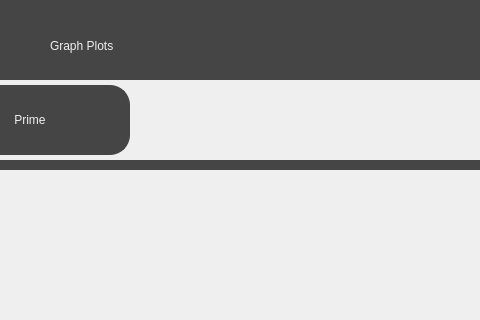
jackm245/Riemann-Hypothesis, file src/ui/investigation_screens/polar_graph.ui: the form before one commit; both pictures show x 500 to 980 and y 0 to 320 of the 1340 by 720 pixel window.
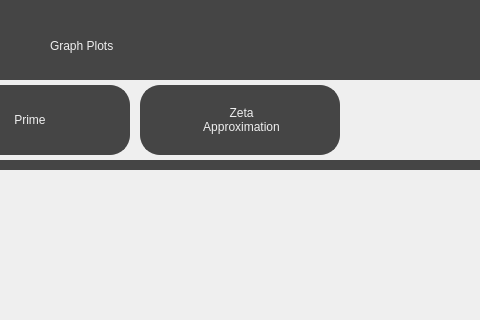
The form after the commit.

```diff
--- a/src/ui/investigation_screens/polar_graph.ui
+++ b/src/ui/investigation_screens/polar_graph.ui
@@ -128,6 +128,49 @@
       <string>Prime</string>
      </property>
     </widget>
+    <widget class="QLabel" name="ZetaApproximationLabel">
+     <property name="geometry">
+      <rect>
+       <x>640</x>
+       <y>5</y>
+       <width>200</width>
+       <height>70</height>
+      </rect>
+     </property>
+     <property name="styleSheet">
+      <string notr="true">border: 2px solid;
+border-radius: 20px;
+border-color:rgb(69, 69, 69);
+background-color: rgb(69, 69, 69);
+font: 18pt &quot;Sans Serif&quot;; color:rgb(239, 239, 239);
+</string>
+     </property>
+     <property name="text">
+      <string>&lt;html&gt;&lt;head/&gt;&lt;body&gt;&lt;p align=&quot;center&quot;&gt;Zeta&lt;br/&gt;Approximation&lt;/p&gt;&lt;/body&gt;&lt;/html&gt;</string>
+     </property>
+    </widget>
+    <widget class="QPushButton" name="ZetaApproximationTab">
+     <property name="geometry">
+      <rect>
+       <x>640</x>
+       <y>5</y>
+       <width>200</width>
+       <height>70</height>
+      </rect>
+     </property>
+     <property name="cursor">
+      <cursorShape>PointingHandCursor</cursorShape>
+     </property>
+     <property name="styleSheet">
+      <string notr="true">border-radius: 20px;
+background-color: rgba(0, 0, 0, 0);
+font: 18pt &quot;Sans Serif&quot;;
+</string>
+     </property>
+     <property name="text">
+      <string/>
+     </property>
+    </widget>
    </widget>
    <widget class="QWidget" name="MainWidget" native="true">
     <property name="geometry">
```
